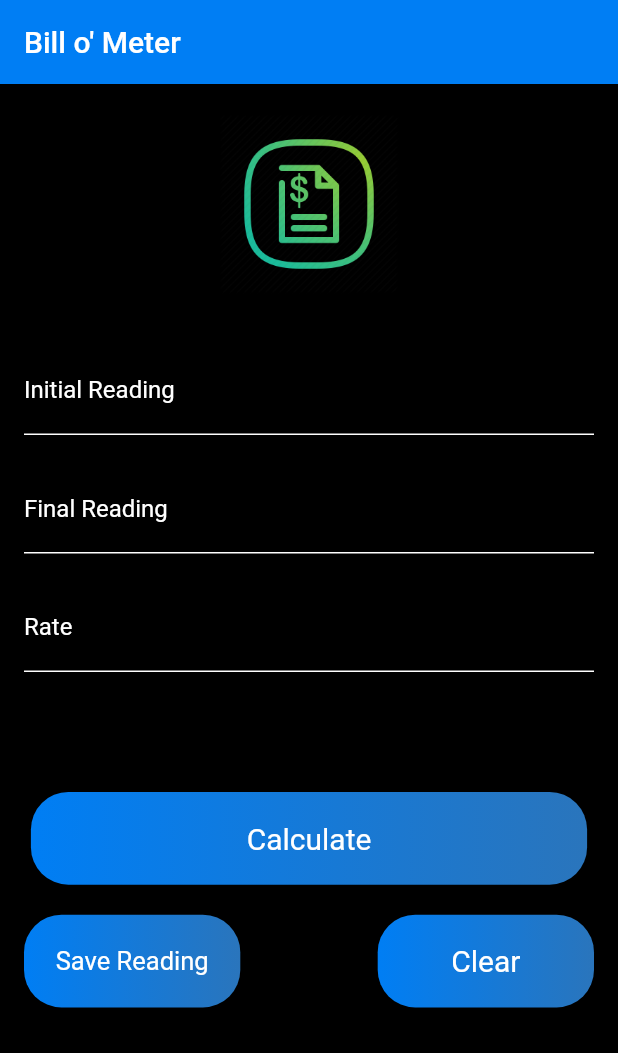
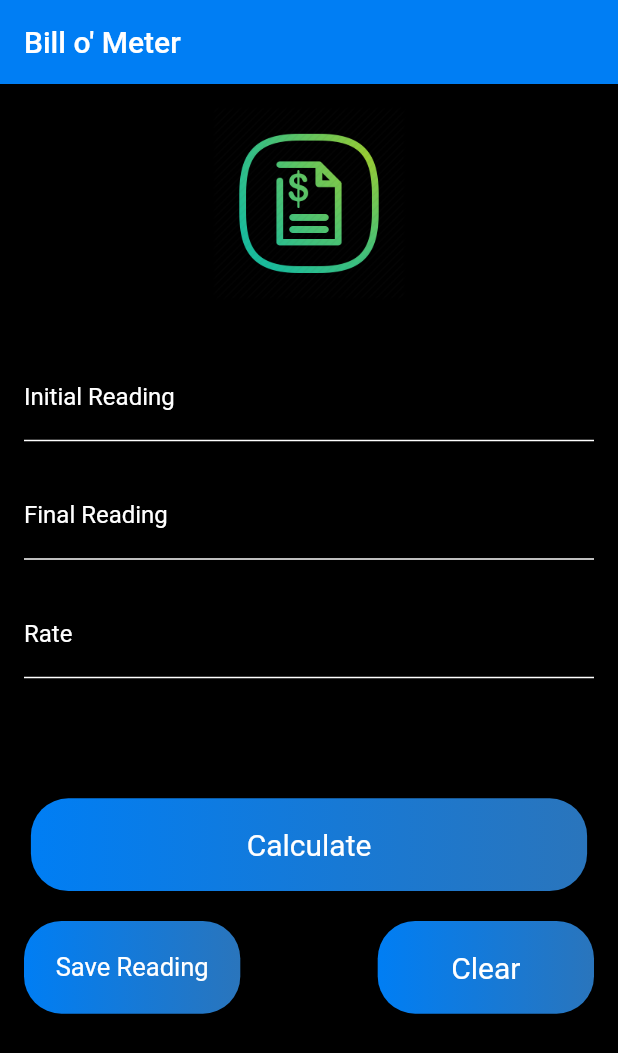
Before and after one commit to codedog001/Bill_Calc_Flutter_sqlite, a Flutter app: the screen it shows after launch, on a phone screen of 412 x 824 dp. Shown: the top 1053 px of the screen. Run offline on Flutter 3.47's test engine with Material 2 defaults, Android fonts, the phone set to English and light mode, and no system bars.

Commit message:
Change Image Size

```diff
--- a/lib/screens/home_screen.dart
+++ b/lib/screens/home_screen.dart
@@ -42,9 +42,9 @@ class _HomeScreenState extends State<HomeScreen> {
           child: Column(
             children: [
               Container(
-                padding: EdgeInsets.only(top: 20),
-                width: 140,
-                height: 140,
+                padding: EdgeInsets.only(top: 15),
+                width: MediaQuery.of(context).size.width * 0.35,
+                height: MediaQuery.of(context).size.width * 0.35,
                 child: Image.asset('assets/images/app1.png'),
               ),
               Container(
```
